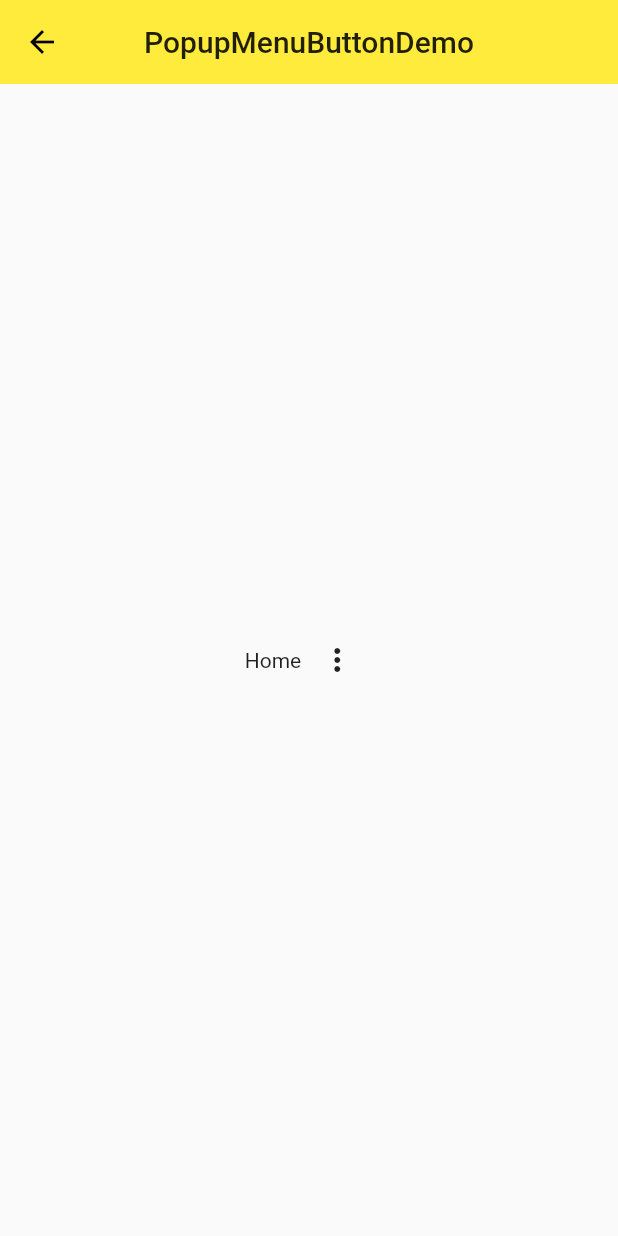
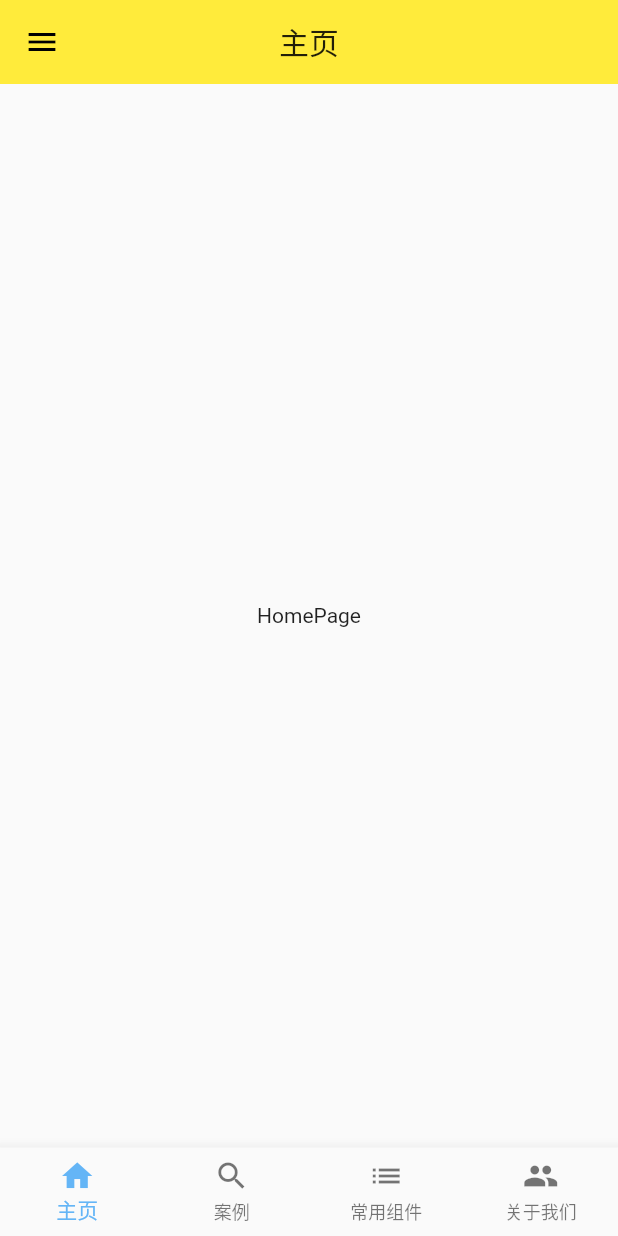
Before and after one commit to chenzulu123/FlutterDemo, a Flutter app: the screen it shows after launch, on a phone screen of 412 x 824 dp. Run offline on Flutter 3.47's test engine with Material 2 defaults, Android fonts, the phone set to English and light mode, and no system bars.

Commit message:
整理项目的文件

```diff
--- a/lib/main.dart
+++ b/lib/main.dart
@@ -11,20 +11,23 @@ import 'demo/navigator_demo.dart';
 import 'demo/snack_bar_demo.dart';
 import 'model/post.dart';
 import 'demo/sliver_demo.dart';
+import 'utils/comon.dart';
+import 'utils/routes.dart';
+
 void main() => runApp(MyApp());
+
 class MyApp extends StatelessWidget {
   @override
   Widget build(BuildContext context) {
     return MaterialApp(
         title: 'CHENZULU',
         theme: ThemeData(
-          // 设置appbar的背景颜色
-          primarySwatch: Colors.yellow,
-          //设置高亮选中的颜色
-          highlightColor: Color.fromRGBO(255, 255, 255, 0.5),
-          splashColor: Colors.white70
-        ),
-        home: MyHomePage(title: 'CHENZULU'),
+            // 设置appbar的背景颜色
+            primarySwatch: Colors.yellow,
+            //设置高亮选中的颜色
+            highlightColor: Color.fromRGBO(255, 255, 255, 0.5),
+            splashColor: Colors.white70),
+        home: MyHomePage(),
         // home: SliverDemo(),
         // home: NavigatorDemo(),
         // home: NavigatorDemo(),
@@ -32,40 +35,22 @@ class MyApp extends StatelessWidget {
 
         // ListViewDemo
         // 初始路由(默认打开的路由页面)
-        initialRoute: '/popup_button',
-        routes: {
-          // 跟路由
-          '/home':(context) => MyHomePage(title: 'CHENZULU'),
-          '/navigator':(context) => NavigatorDemo(),
-          // '/'标识路由的根
-          '/about': (context) => Page(title:'Auout'),
-          '/form_demo': (context) => FormDemo(),
-          // 注册表单
-          '/form_filed_demo': (context) => FormFieldDemo(),
-          //alert_dialog_demo
-          '/alert_dialog_demo': (context) => AlertDialogDemo(),
-          //snack_bar_demo
-          '/snack_bar_demo': (context) => SnackBarDemo(),
-          // ExpansionPanelDemo
-          '/expansion_panel_demo': (context) => ExpansionPanelDemo(),
-          '/bloc_demo': (context) => BlocDemo(),
-          '/popup_button': (context) => PopupMenuButtonDemo(),
-
-        },
+        initialRoute: '/home',
+        //路由配置
+        routes: route,
         //关闭appbar上的debug标识
-        debugShowCheckedModeBanner: false
-      );
+        debugShowCheckedModeBanner: false);
   }
 }
 
 class MyHomePage extends StatefulWidget {
-  MyHomePage({Key key, this.title}) : super(key: key);
-  final String title;
+  MyHomePage({Key key}) : super(key: key);
   @override
   _MyHomePageState createState() => _MyHomePageState();
 }
 
 class _MyHomePageState extends State<MyHomePage> {
+  int _currentIndex = 0;
   Widget _listItemBuilder(BuildContext context, int index) {
     return Container(
         // 设置背景颜色
@@ -75,15 +60,15 @@ class _MyHomePageState extends State<MyHomePage> {
         child: Column(
           children: <Widget>[
             //网络图片的展示方式
-            Image.network(posts[index].imgUrl),
-            // 设置小空挡
-            SizedBox(height: 16),
+            // Image.network(posts[index].imgUrl),
+            // // 设置小空挡
+            // SizedBox(height: 16),
             // 设置文字的样式
             Text(posts[index].title, style: Theme.of(context).textTheme.title),
-            Text(
-              posts[index].author,
-              style: Theme.of(context).textTheme.subtitle,
-            ),
+            // Text(
+            //   posts[index].author,
+            //   style: Theme.of(context).textTheme.subtitle,
+            // ),
             SizedBox(height: 16)
           ],
         ));
@@ -97,43 +82,33 @@ class _MyHomePageState extends State<MyHomePage> {
         appBar: AppBar(
           // 标题居中显示
           centerTitle: true,
-          title: Text(widget.title),
+          title: Text(currentTitle(_currentIndex)),
           elevation: 0, //除去appbar的阴影
           //添加顶部tab栏
-          bottom: TabBar(
-            unselectedLabelColor: Colors.black38,
-            indicatorColor: Colors.black54,
-            indicatorSize: TabBarIndicatorSize.label,
-            indicatorWeight: 1,
-            tabs: <Widget> [
-            Tab(
-              icon:Icon(Icons.local_florist)
-            ),
-            Tab(
-              icon:Icon(Icons.change_history)
-            ),
-            // Tab(
-            //   icon:Icon(Icons.directions_bike)
-            // ),
-            Tab(
-              icon:Icon(Icons.view_list)
-            ),
-          ]),
+          // bottom: TabBar(
+          //     unselectedLabelColor: Colors.black38,
+          //     indicatorColor: Colors.black54,
+          //     indicatorSize: TabBarIndicatorSize.label,
+          //     indicatorWeight: 1,
+          //     tabs: <Widget>[
+          //       Tab(icon: Icon(Icons.local_florist)),
+          //       Tab(icon: Icon(Icons.change_history)),
+          //       Tab(icon: Icon(Icons.view_list)),
+          //     ]),
         ),
         // body: ListView.builder(
         //   itemCount: posts.length,
         //   itemBuilder: _listItemBuilder,
         // ),
-        body:TabBarView(
-          children: <Widget> [
-            // Icon(Icons.local_florist,size: 128,color: Colors.black12,),
-            ListViewDemo(),
-            // Icon(Icons.change_history,size: 128,color: Colors.black12,),
-            BasicDemo(),
-            // Icon(Icons.directions_bike,size: 128,color: Colors.black12,),
-            SliverDemo()
-          ]
-        ),
+        // body: TabBarView(children: <Widget>[
+        //   // Icon(Icons.local_florist,size: 128,color: Colors.black12,),
+        //   ListViewDemo(),
+        //   // Icon(Icons.change_history,size: 128,color: Colors.black12,),
+        //   BasicDemo(),
+        //   // Icon(Icons.directions_bike,size: 128,color: Colors.black12,),
+        //   SliverDemo()
+        // ]),
+        body: currentPage(_currentIndex),
         //侧边栏
         drawer: Drawer(
             child: ListView(
@@ -163,6 +138,31 @@ class _MyHomePageState extends State<MyHomePage> {
             )
           ],
         )),
+        bottomNavigationBar: BottomNavigationBar(
+          items: [
+            BottomNavigationBarItem(
+                //选中的图标以及样式
+                activeIcon: Icon(
+                  Icons.home,
+                  color: Colors.blue[300],
+                ),
+                icon: Icon(Icons.home),
+                title: Text('主页')),
+            BottomNavigationBarItem(icon: Icon(Icons.search), title: Text('案例')),
+            BottomNavigationBarItem(
+                icon: Icon(Icons.list), title: Text('常用组件')),
+            BottomNavigationBarItem(
+                icon: Icon(Icons.people), title: Text('关于我们'))
+          ],
+          type: BottomNavigationBarType.fixed,
+          currentIndex: _currentIndex,
+          selectedItemColor: Colors.blue[300],
+          onTap: (index) {
+            setState(() {
+              _currentIndex = index;
+            });
+          },
+        ),
       ),
     );
   }
--- /dev/null
+++ b/lib/model/list_data.dart
@@ -0,0 +1,22 @@
+import '../demo/form_demo.dart';
+
+import '../demo/sliver_demo.dart';
+
+import '../demo/basic_demo.dart';
+import 'package:flutter/material.dart';
+import '../demo/listview_demo.dart';
+
+class ListData {
+  const ListData({this.title, this.des, this.widgetName});
+
+  final String title;
+  final String des;
+  final Widget widgetName;
+}
+
+final List<ListData> listDatas = [
+  ListData(title: 'Basic', des: 'basic', widgetName: BasicDemo()),
+  ListData(title: 'Sliver', des: 'sliver样例展示', widgetName: SliverDemo()),
+  ListData(title: 'Form', des: 'form样例展示', widgetName: FormDemo()),
+  ListData(title: 'ListView', des: 'list列表样例展示', widgetName: ListViewDemo())
+];
--- /dev/null
+++ b/lib/pages/home_page.dart
@@ -0,0 +1,18 @@
+import 'package:flutter/material.dart';
+class HomePage extends StatefulWidget {
+  HomePage({Key key,this.title}) : super(key: key);
+  final String title;
+  @override
+  _HomePageState createState() => _HomePageState();
+}
+
+class _HomePageState extends State<HomePage> {
+  @override
+  Widget build(BuildContext context) {
+    return Container(
+       child:Center(
+         child:Text('HomePage')
+       ),
+    );
+  }
+}
--- /dev/null
+++ b/lib/utils/comon.dart
@@ -0,0 +1,55 @@
+import 'package:flutter/material.dart';
+import '../pages/home_page.dart';
+import '../pages/list_page.dart';
+import '../pages/widget_page.dart';
+import '../pages/about_us_page.dart';
+
+// 获取当前标题
+currentTitle(currentIndex) {
+  switch (currentIndex) {
+    case 0:
+      return "主页";
+    case 1:
+      return "案例";
+    case 2:
+      return "常用组件";
+    case 3:
+      return "关于我们";
+  }
+}
+
+// 获取当前页
+HomePage homePage;
+ListPage listPage;
+WidgetPage widgetPage;
+AboutUsPage aboutUsPageDemo;
+currentPage(currentIndex) {
+  switch (currentIndex) {
+    case 0:
+      if (homePage == null) {
+        homePage = HomePage(
+          title: "主页",
+        );
+      }
+      return homePage;
+    case 1:
+      if (widgetPage == null) {
+        widgetPage = WidgetPage(
+          title: "新闻",
+        );
+      }
+      return widgetPage;
+    case 2:
+      if (listPage == null) {
+        listPage = ListPage(
+          title: "产品",
+        );
+      }
+      return listPage;
+    case 3:
+      if (aboutUsPageDemo == null) {
+        aboutUsPageDemo = AboutUsPage(title: 'aboutUsPage');
+      }
+      return aboutUsPageDemo;
+  }
+}
--- /dev/null
+++ b/lib/utils/routes.dart
@@ -0,0 +1,24 @@
+import 'package:flutter/material.dart';
+import '../main.dart';
+import '../demo/listview_demo.dart';
+
+
+var route = {
+  // 跟路由
+  '/home': (context) => MyHomePage(),
+  '/list': (context) => ListViewDemo(),
+  // '/navigator': (context) => NavigatorDemo(),
+  // // '/'标识路由的根
+  // '/about': (context) => AboutUsPage(),
+  // '/form_demo': (context) => FormDemo(),
+  //         // 注册表单
+  // '/form_filed_demo': (context) => FormFieldDemo(),
+  // //alert_dialog_demo
+  // '/alert_dialog_demo': (context) => AlertDialogDemo(),
+  // //snack_bar_demo
+  // '/snack_bar_demo': (context) => SnackBarDemo(),
+  // // ExpansionPanelDemo
+  // '/expansion_panel_demo': (context) => ExpansionPanelDemo(),
+  // '/bloc_demo': (context) => BlocDemo(),
+  // '/popup_button': (context) => PopupMenuButtonDemo(),
+};
```
Also changed, not shown: lib/demo/listview_demo.dart (+8 -13 lines), lib/pages/about_us_page.dart (added, +20 -0 lines), lib/pages/list_page.dart (added, +61 -0 lines), lib/pages/widget_page.dart (added, +19 -0 lines).
